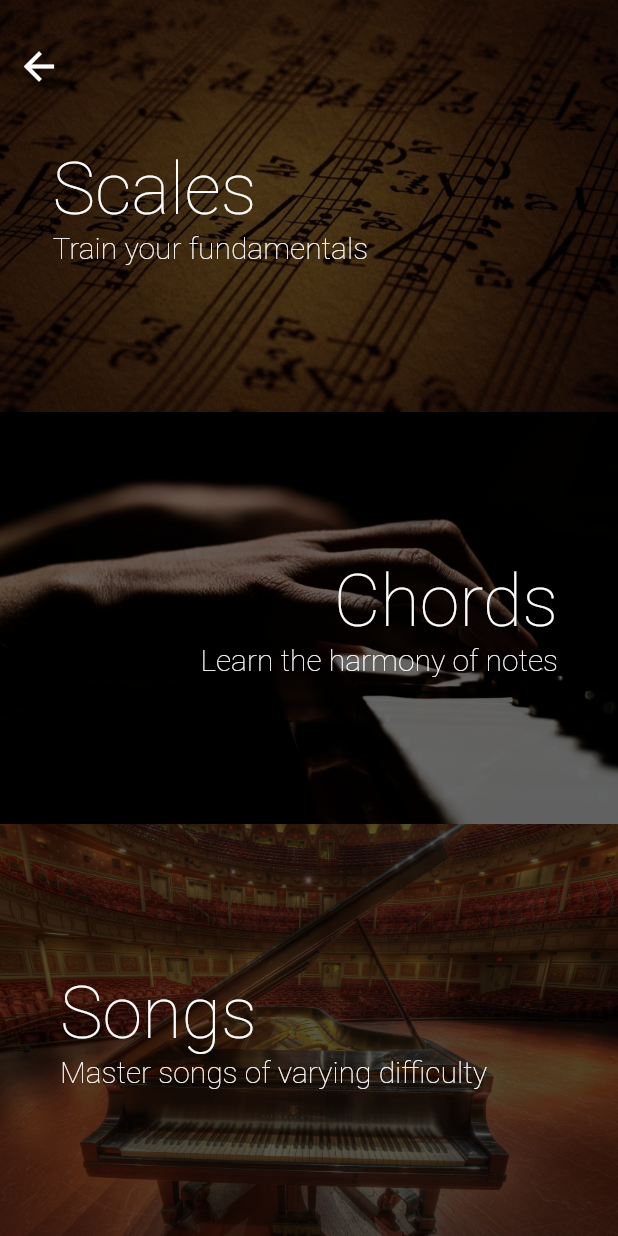
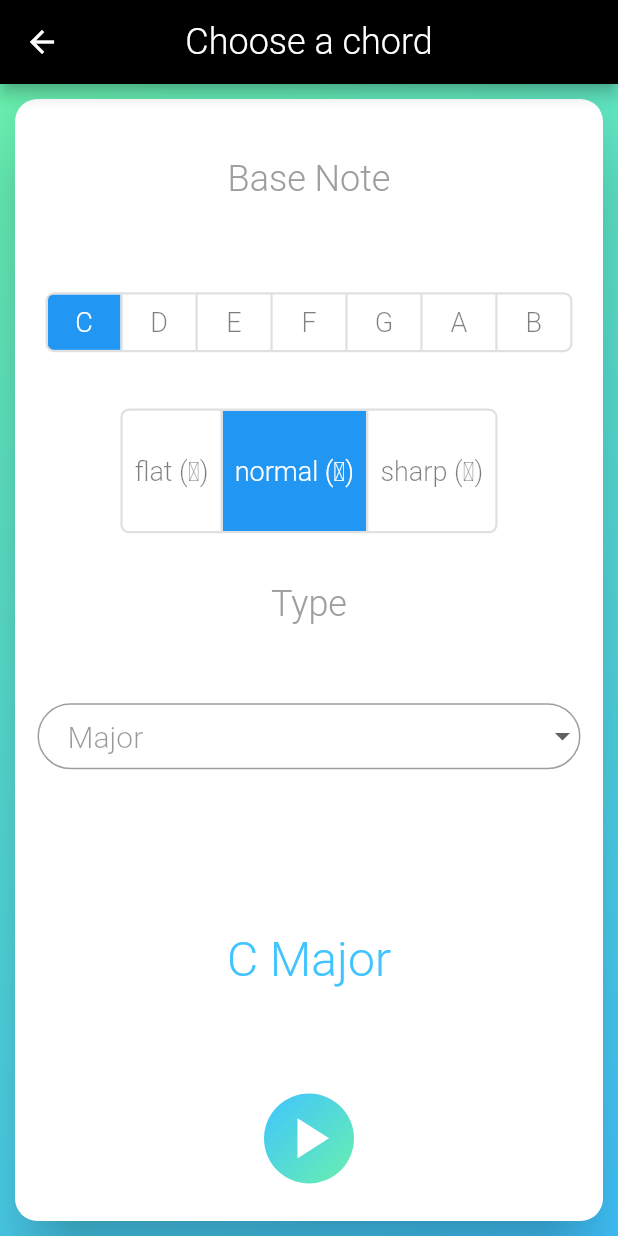
Before and after one commit to Debnam/Pianoscope, a Flutter app: the LessonSelection screen opened directly, after a tap on "Chords", on a phone screen of 412 x 824 dp. Run offline on Flutter 3.47's test engine with Material 2 defaults, Android fonts, the phone set to English and light mode, and no system bars; missing offline and left inert: keyboard_visibility.

Commit message:
- Add Chords page - Add Scales page - Add musical key selector UI component

```diff
--- /dev/null
+++ b/lib/components/key_selector.dart
@@ -0,0 +1,138 @@
+import 'package:flutter/cupertino.dart';
+import 'package:flutter/material.dart';
+import 'package:pianoscope/screens/chords_page.dart';
+import 'package:pianoscope/screens/scales_page.dart';
+import 'package:pianoscope/utilities/constants.dart';
+import 'package:pianoscope/screens/home_page.dart';
+
+class KeySelector extends StatefulWidget {
+  KeySelector({Key key, @required this.title, @required this.parent}) : super(key: key);
+
+  final String title;
+  final State parent;
+
+  @override
+  _KeySelectorState createState() => _KeySelectorState(title, parent);
+}
+
+class _KeySelectorState extends State<KeySelector> {
+  _KeySelectorState(this._title, this._parent);
+
+  final State _parent;
+  final String _title;
+  final List<bool> _note = [true, false, false, false, false, false, false];
+  final List<bool> _accidental = [false, true, false];
+
+  @override
+  Widget build(BuildContext context) {
+    return Center(
+      child: Column(
+        mainAxisAlignment: MainAxisAlignment.center,
+        children: <Widget>[
+          Expanded(
+            child: Padding(
+              padding: const EdgeInsets.only(top: 8.0),
+              child: Align(
+                alignment: Alignment.center,
+                child: Text(
+                  _title,
+                  style: TextStyle(
+                    fontSize: 24.0,
+                    fontWeight: FontWeight.w300,
+                    color: Colors.grey,
+                  ),
+                ),
+              ),
+            ),
+          ),
+          Expanded(
+            child: Padding(
+              padding: const EdgeInsets.all(8.0),
+              child: ToggleButtons(
+                onPressed: (index) {
+                  for (int i = 0; i < _note.length; i++) {
+                    if (i == index) {
+                      _note[i] = true;
+                    } else {
+                      _note[i] = false;
+                    }
+                  }
+                  setState(() {
+                    if (_parent is ChordsPageState) {
+                      (_parent as ChordsPageState).note = notes[index];
+                    } else {
+                      (_parent as ScalesPageState).note = notes[index];
+                    }
+                    _parent.setState(() {});
+                  });
+                },
+                isSelected: _note,
+                children: _buildChildren(notes),
+                color: Colors.black.withOpacity(0.5),
+                highlightColor: Colors.grey.withOpacity(0.25),
+                selectedColor: Colors.white,
+                fillColor: Colors.blue,
+                borderRadius: BorderRadius.circular(5.0),
+                borderWidth: 1.5,
+                constraints: BoxConstraints(minHeight: 0.0, minWidth: screenWidth / 8.5),
+              ),
+            ),
+          ),
+          Expanded(
+            child: Padding(
+              padding: const EdgeInsets.all(8.0),
+              child: ToggleButtons(
+                onPressed: (index) {
+                  for (int i = 0; i < _accidental.length; i++) {
+                    if (i == index) {
+                      _accidental[i] = true;
+                    } else {
+                      _accidental[i] = false;
+                    }
+                  }
+                  setState(() {
+                    String accidental = '';
+                    if (index == 0) {
+                      accidental = '-flat';
+                    } else if (index == 2) {
+                      accidental = '-sharp';
+                    }
+                    if (_parent is ChordsPageState) {
+                      (_parent as ChordsPageState).accidental = accidental;
+                    } else {
+                      (_parent as ScalesPageState).accidental = accidental;
+                    }
+                    _parent.setState(() {});
+                  });
+                },
+                isSelected: _accidental,
+                children: _buildChildren(accidentals),
+                color: Colors.black.withOpacity(0.5),
+                highlightColor: Colors.grey.withOpacity(0.25),
+                selectedColor: Colors.white,
+                fillColor: Colors.blue,
+                borderRadius: BorderRadius.circular(5.0),
+                borderWidth: 1.5,
+              ),
+            ),
+          ),
+        ],
+      ),
+    );
+  }
+
+  List<Widget> _buildChildren(List<String> strings) {
+    return strings.map<Widget>((String string) {
+      return Padding(
+        padding: const EdgeInsets.all(8.0),
+        child: Text(
+          string,
+          style: TextStyle(
+            fontSize: 18.0,
+            fontWeight: FontWeight.w300,
+          ),
+        ),
+      );
+    }).toList();
+  }
+}
--- /dev/null
+++ b/lib/screens/chords_page.dart
@@ -0,0 +1,178 @@
+import 'package:flutter/cupertino.dart';
+import 'package:flutter/material.dart';
+import 'package:pianoscope/components/key_selector.dart';
+import 'package:pianoscope/utilities/constants.dart';
+
+class ChordsPage extends StatefulWidget {
+  ChordsPage({Key key}) : super(key: key);
+
+  @override
+  ChordsPageState createState() => ChordsPageState();
+}
+
+class ChordsPageState extends State<ChordsPage> {
+  String _note = 'C';
+  String _accidental = '';
+  String _chord = 'Major';
+
+  set note(String note) {
+    _note = note;
+  }
+
+  set accidental(String accidental) {
+    _accidental = accidental;
+  }
+
+  @override
+  Widget build(BuildContext context) {
+    return Scaffold(
+      appBar: AppBar(
+        centerTitle: true,
+        title: Text(
+          'Choose a chord',
+          style: TextStyle(
+            fontSize: 24.0,
+            fontWeight: FontWeight.w300,
+          ),
+        ),
+        backgroundColor: Colors.black,
+      ),
+      body: Stack(
+        children: <Widget>[
+          Container(
+            decoration: BoxDecoration(
+              gradient: LinearGradient(
+                colors: <Color>[Colors.greenAccent, Colors.lightBlueAccent],
+                begin: Alignment.topLeft,
+                end: Alignment.bottomRight,
+              ),
+            ),
+          ),
+          Padding(
+            padding: const EdgeInsets.all(10.0),
+            child: Material(
+              color: Colors.transparent,
+              elevation: 20.0,
+              borderRadius: BorderRadius.circular(15.0),
+              child: Container(
+                decoration: BoxDecoration(
+                  color: Colors.white,
+                  borderRadius: BorderRadius.circular(15.0),
+                ),
+                child: Column(
+                  children: <Widget>[
+                    Expanded(
+                      flex: 2,
+                      child: KeySelector(
+                        title: 'Base Note',
+                        parent: this,
+                      ),
+                    ),
+                    Padding(
+                      padding: const EdgeInsets.only(top: 25.0),
+                      child: Text(
+                        'Type',
+                        style: TextStyle(
+                          fontSize: 24.0,
+                          fontWeight: FontWeight.w300,
+                          color: Colors.grey,
+                        ),
+                      ),
+                    ),
+                    Expanded(
+                      flex: 1,
+                      child: Padding(
+                        padding: const EdgeInsets.only(left: 15.0, right: 15.0),
+                        child: Center(
+                          child: DropdownButtonHideUnderline(
+                            child: DropdownButtonFormField(
+                              onChanged: (value) {
+                                setState(() {
+                                  _chord = value;
+                                });
+                              },
+                              value: _chord,
+                              items: chords.map<DropdownMenuItem<String>>((String value) {
+                                return DropdownMenuItem<String>(
+                                  value: value,
+                                  child: Text(value),
+                                );
+                              }).toList(),
+                              isExpanded: false,
+                              style: TextStyle(
+                                color: Colors.black.withOpacity(0.4),
+                                fontSize: 20.0,
+                                fontWeight: FontWeight.w300,
+                              ),
+                              decoration: InputDecoration(
+                                contentPadding: EdgeInsets.fromLTRB(20.0, 10.0, 20.0, 10.0),
+                                isDense: true,
+                                enabledBorder: OutlineInputBorder(
+                                  borderSide: BorderSide(
+                                    color: Colors.grey,
+                                    width: 1.0,
+                                    style: BorderStyle.solid,
+                                  ),
+                                  borderRadius: BorderRadius.circular(50.0),
+                                ),
+                              ),
+                            ),
+                          ),
+                        ),
+                      ),
+                    ),
+                    Expanded(
+                      child: Padding(
+                        padding: const EdgeInsets.all(8.0),
+                        child: Center(
+                          child: Text(
+                            _note + _accidental + ' $_chord',
+                            textAlign: TextAlign.center,
+                            style: TextStyle(
+                              color: Colors.lightBlueAccent,
+                              fontSize: 32.0,
+                              fontWeight: FontWeight.w300,
+                            ),
+                          ),
+                        ),
+                      ),
+                    ),
+                    Padding(
+                      padding: const EdgeInsets.only(top: 15.0, bottom: 25.0),
+                      child: Container(
+                        height: 60.0,
+                        width: 60.0,
+                        decoration: BoxDecoration(
+                          gradient: LinearGradient(
+                            colors: <Color>[Colors.lightBlueAccent, Colors.greenAccent],
+                            begin: Alignment.topLeft,
+                            end: Alignment.bottomRight,
+                          ),
+                          borderRadius: BorderRadius.circular(30.0),
+                        ),
+                        child: Center(
+                          child: FlatButton(
+                            shape: CircleBorder(),
+                            padding: EdgeInsets.zero,
+                            onPressed: () {},
+                            child: Center(
+                              child: Icon(
+                                Icons.play_arrow,
+                                size: 45.0,
+                                color: Colors.white,
+                              ),
+                            ),
+                          ),
+                        ),
+                      ),
+                    ),
+                  ],
+                ),
+              ),
+            ),
+          ),
+        ],
+      ),
+    );
+  }
+}
--- a/lib/screens/lesson_selection.dart
+++ b/lib/screens/lesson_selection.dart
@@ -1,5 +1,7 @@
 import 'package:flutter/cupertino.dart';
 import 'package:flutter/material.dart';
+import 'package:pianoscope/screens/chords_page.dart';
+import 'package:pianoscope/screens/scales_page.dart';
 import 'package:pianoscope/screens/songs_page.dart';
 
 class LessonSelection extends StatelessWidget {
@@ -22,7 +24,7 @@ class LessonSelection extends StatelessWidget {
                   constraints: BoxConstraints.expand(),
                   child: FlatButton(
                     onPressed: () {
-//                  Navigator.of(context).push(MaterialPageRoute(builder: (context) => SongsPage()));
+                      Navigator.of(context).push(MaterialPageRoute(builder: (context) => ScalesPage()));
                     },
                     padding: EdgeInsets.only(left: 35.0, right: 10.0),
                     child: Align(
@@ -65,7 +67,7 @@ class LessonSelection extends StatelessWidget {
                   constraints: BoxConstraints.expand(),
                   child: FlatButton(
                     onPressed: () {
-//                  Navigator.of(context).push(MaterialPageRoute(builder: (context) => SongsPage()));
+                      Navigator.of(context).push(MaterialPageRoute(builder: (context) => ChordsPage()));
                     },
                     padding: EdgeInsets.only(left: 20.0, right: 40.0),
                     child: Align(
--- a/lib/screens/songs_page.dart
+++ b/lib/screens/songs_page.dart
@@ -93,7 +93,7 @@ class _SongsPageState extends State<SongsPage> {
                 ),
                 Expanded(
                   child: Padding(
-                    padding: const EdgeInsets.all(8.0),
+                    padding: const EdgeInsets.fromLTRB(10.0, 2.0, 10.0, 10.0),
                     child: Material(
                       color: Colors.transparent,
                       borderRadius: BorderRadius.circular(15.0),
--- a/lib/utilities/constants.dart
+++ b/lib/utilities/constants.dart
@@ -2,7 +2,7 @@ library pianoscope_constants;
 
 import 'package:pianoscope/models/song.dart';
 
-const songs = [
+const songs = <Song>[
   const Song('Upload song', 'Upload song', Difficulty.Easy),
   const Song('Fur Elise', 'Ludwig van Beethoven', Difficulty.Easy),
   const Song('Canon in D', 'Johann Pachelbel', Difficulty.Easy),
@@ -13,3 +13,31 @@ const songs = [
   const Song('River Flows in You', 'Yiruma', Difficulty.Hard),
   const Song('Super Mario Bros. Overworld', 'Koji Kondo', Difficulty.Hard),
 ];
+
+const notes = <String>['C', 'D', 'E', 'F', 'G', 'A', 'B'];
+
+const accidentals = <String>['flat (\u266d)', 'normal (\u266e)', 'sharp (\u266f)'];
+
+const chords = <String>[
+  'Major',
+  'Major 6th',
+  'Major 7th',
+  'Minor',
+  'Minor 6th',
+  'Minor 7th',
+  'Dominant',
+  'Dominant 7th',
+  'Diminished',
+  'Diminished 7th',
+  'Augmented',
+];
+
+const scales = <String>[
+  'Major (Ionian)',
+  'Dorian',
+  'Phrygian',
+  'Lydian',
+  'Mixolydian',
+  'Minor (Aeolian)',
+  'Locrian',
+];
```
Also changed, not shown: lib/screens/home_page.dart (+5 -2 lines), lib/screens/scales_page.dart (added, +178 -0 lines).
